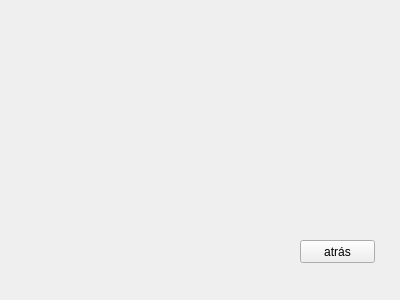
RARUTO21/EDProgra2, file EDCervezas/listacervezasfamilia.ui: the form before one commit.
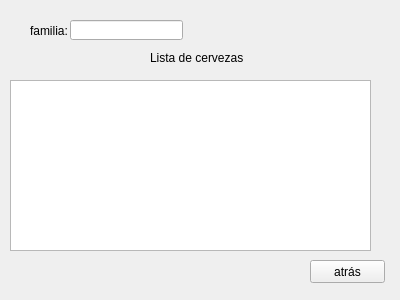
The form after the commit.

Commit message: Tercer Avance interfaz

```diff
--- a/EDCervezas/listacervezasfamilia.ui
+++ b/EDCervezas/listacervezasfamilia.ui
@@ -16,8 +16,8 @@
   <widget class="QPushButton" name="btnatras5">
    <property name="geometry">
     <rect>
-     <x>300</x>
-     <y>240</y>
+     <x>310</x>
+     <y>260</y>
      <width>75</width>
      <height>23</height>
     </rect>
@@ -26,6 +26,52 @@
     <string>atrás</string>
    </property>
   </widget>
+  <widget class="QLabel" name="label">
+   <property name="geometry">
+    <rect>
+     <x>30</x>
+     <y>20</y>
+     <width>41</width>
+     <height>21</height>
+    </rect>
+   </property>
+   <property name="text">
+    <string>familia:</string>
+   </property>
+  </widget>
+  <widget class="QLabel" name="label_2">
+   <property name="geometry">
+    <rect>
+     <x>150</x>
+     <y>50</y>
+     <width>101</width>
+     <height>16</height>
+    </rect>
+   </property>
+   <property name="text">
+    <string>Lista de cervezas</string>
+   </property>
+  </widget>
+  <widget class="QLineEdit" name="lineEdit">
+   <property name="geometry">
+    <rect>
+     <x>70</x>
+     <y>20</y>
+     <width>113</width>
+     <height>20</height>
+    </rect>
+   </property>
+  </widget>
+  <widget class="QTextBrowser" name="textBrowser">
+   <property name="geometry">
+    <rect>
+     <x>10</x>
+     <y>80</y>
+     <width>361</width>
+     <height>171</height>
+    </rect>
+   </property>
+  </widget>
  </widget>
  <resources/>
  <connections/>
```
The commit also changes 6 other files.
